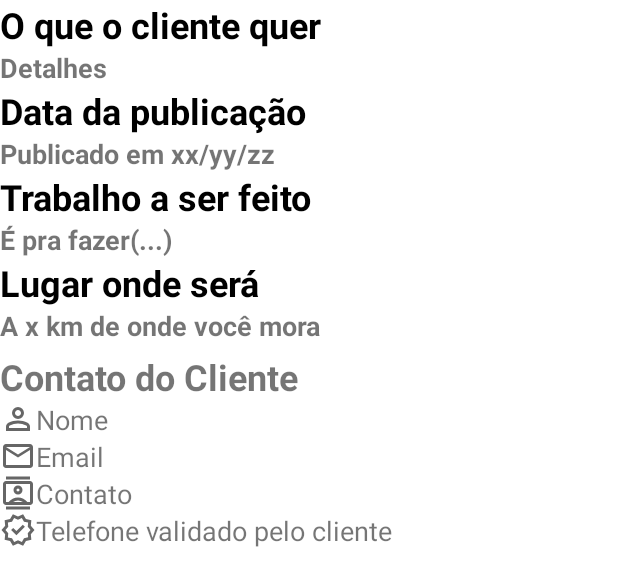
After one commit to Rian-Noronha/tuaobrapedreiro, an Android app: the layout fragment_demanda_cliente.xml on its own in the app's theme, with its tools: preview values and no code run, on a phone screen of 412 x 824 dp. The commit adds this screen. Shown: the top 586 px of the screen. Run offline under Robolectric (Android 15) with nearby library versions, the phone set to English and light mode, and no system bars.

Commit message:
[feat] Criação da Detalhes Demanda

```diff
--- a/app/src/main/java/com/rn/tuaobraparapedreiro/network/ApiService.kt
+++ b/app/src/main/java/com/rn/tuaobraparapedreiro/network/ApiService.kt
@@ -1,18 +1,22 @@
 package com.rn.tuaobraparapedreiro.network
 
 import com.rn.tuaobraparapedreiro.model.Demanda
+import com.rn.tuaobraparapedreiro.model.DemandaCliente
 import com.rn.tuaobraparapedreiro.model.Pedreiro
 import retrofit2.Call
 import retrofit2.http.Body
 import retrofit2.http.GET
 import retrofit2.http.POST
+import retrofit2.http.Path
 
 interface ApiService {
-
     @POST("/api/pedreiro")
     fun cadastrarPedreiro(@Body pedreiro: Pedreiro): Call<Void>
 
     @GET("/api/demandas")
     fun getDemandas(): Call<List<Demanda>>
 
+    @GET("/api/demandacliente/{id}")
+    fun getDemandaCliente(@Path("id") id: Long): Call<DemandaCliente>
+
 }
--- /dev/null
+++ b/app/src/main/res/drawable/ic_mail_black_24dp.xml
@@ -0,0 +1,10 @@
+<vector xmlns:android="http://schemas.android.com/apk/res/android"
+    android:width="24dp"
+    android:height="24dp"
+    android:viewportWidth="960"
+    android:viewportHeight="960"
+    android:tint="?attr/colorControlNormal">
+    <path
+        android:fillColor="@android:color/white"
+        android:pathData="M160,800Q127,800 103.5,776.5Q80,753 80,720L80,240Q80,207 103.5,183.5Q127,160 160,160L800,160Q833,160 856.5,183.5Q880,207 880,240L880,720Q880,753 856.5,776.5Q833,800 800,800L160,800ZM480,520L160,320L160,720Q160,720 160,720Q160,720 160,720L800,720Q800,720 800,720Q800,720 800,720L800,320L480,520ZM480,440L800,240L160,240L480,440ZM160,320L160,240L160,240L160,320L160,720Q160,720 160,720Q160,720 160,720L160,720Q160,720 160,720Q160,720 160,720L160,320Z"/>
+</vector>
--- /dev/null
+++ b/app/src/main/res/drawable/ic_person_black_24dp.xml
@@ -0,0 +1,10 @@
+<vector xmlns:android="http://schemas.android.com/apk/res/android"
+    android:width="24dp"
+    android:height="24dp"
+    android:viewportWidth="960"
+    android:viewportHeight="960"
+    android:tint="?attr/colorControlNormal">
+    <path
+        android:fillColor="@android:color/white"
+        android:pathData="M480,480Q414,480 367,433Q320,386 320,320Q320,254 367,207Q414,160 480,160Q546,160 593,207Q640,254 640,320Q640,386 593,433Q546,480 480,480ZM160,800L160,688Q160,654 177.5,625.5Q195,597 224,582Q286,551 350,535.5Q414,520 480,520Q546,520 610,535.5Q674,551 736,582Q765,597 782.5,625.5Q800,654 800,688L800,800L160,800ZM240,720L720,720L720,688Q720,677 714.5,668Q709,659 700,654Q646,627 591,613.5Q536,600 480,600Q424,600 369,613.5Q314,627 260,654Q251,659 245.5,668Q240,677 240,688L240,720ZM480,400Q513,400 536.5,376.5Q560,353 560,320Q560,287 536.5,263.5Q513,240 480,240Q447,240 423.5,263.5Q400,287 400,320Q400,353 423.5,376.5Q447,400 480,400ZM480,320Q480,320 480,320Q480,320 480,320Q480,320 480,320Q480,320 480,320Q480,320 480,320Q480,320 480,320Q480,320 480,320Q480,320 480,320ZM480,720L480,720Q480,720 480,720Q480,720 480,720Q480,720 480,720Q480,720 480,720Q480,720 480,720Q480,720 480,720Q480,720 480,720Q480,720 480,720L480,720Z"/>
+</vector>
--- /dev/null
+++ b/app/src/main/res/drawable/ic_verified_black_24dp.xml
@@ -0,0 +1,10 @@
+<vector xmlns:android="http://schemas.android.com/apk/res/android"
+    android:width="24dp"
+    android:height="24dp"
+    android:viewportWidth="960"
+    android:viewportHeight="960"
+    android:tint="?attr/colorControlNormal">
+    <path
+        android:fillColor="@android:color/white"
+        android:pathData="M344,900L268,772L124,740L138,592L40,480L138,368L124,220L268,188L344,60L480,118L616,60L692,188L836,220L822,368L920,480L822,592L836,740L692,772L616,900L480,842L344,900ZM378,798L480,754L584,798L640,702L750,676L740,564L814,480L740,394L750,282L640,258L582,162L480,206L376,162L320,258L210,282L220,394L146,480L220,564L210,678L320,702L378,798ZM480,480L480,480L480,480L480,480L480,480L480,480L480,480L480,480L480,480L480,480L480,480L480,480L480,480L480,480L480,480L480,480L480,480L480,480L480,480L480,480ZM438,622L664,396L608,338L438,508L352,424L296,480L438,622Z"/>
+</vector>
--- /dev/null
+++ b/app/src/main/res/layout/fragment_demanda_cliente.xml
@@ -0,0 +1,147 @@
+<?xml version="1.0" encoding="utf-8"?>
+<FrameLayout xmlns:android="http://schemas.android.com/apk/res/android"
+    xmlns:app="http://schemas.android.com/apk/res-auto"
+    xmlns:tools="http://schemas.android.com/tools"
+    android:id="@+id/fragment_demanda_cliente"
+    android:layout_width="match_parent"
+    android:layout_height="match_parent"
+    tools:context=".ui.home.DemandaClienteFragment">
+
+    <androidx.appcompat.widget.LinearLayoutCompat
+        android:layout_width="match_parent"
+        android:layout_height="match_parent"
+        android:orientation="vertical">
+
+        <TextView
+            android:layout_width="wrap_content"
+            android:layout_height="wrap_content"
+            android:text="@string/detatlhes_demanda"
+            android:textSize="24sp"
+            android:textColor="@color/black"
+            android:textStyle="bold"></TextView>
+
+        <TextView
+            android:id="@+id/txtDetalhes"
+            android:layout_width="wrap_content"
+            android:layout_height="wrap_content"
+            android:textSize="18sp"
+            android:textStyle="bold"
+            tools:text="Detalhes"></TextView>
+
+
+        <TextView
+            android:layout_width="wrap_content"
+            android:layout_height="wrap_content"
+            android:text="@string/data_publicacao_demanda"
+            android:textSize="24sp"
+            android:textColor="@color/black"
+            android:textStyle="bold"></TextView>
+
+        <TextView
+            android:id="@+id/txtDataPublicacao"
+            android:layout_width="wrap_content"
+            android:layout_height="wrap_content"
+            android:textSize="18sp"
+            android:textStyle="bold"
+            tools:text="Publicado em xx/yy/zz"></TextView>
+
+        <TextView
+            android:layout_width="wrap_content"
+            android:layout_height="wrap_content"
+            android:text="@string/trabalho_ser_feito"
+            android:textSize="24sp"
+            android:textColor="@color/black"
+            android:textStyle="bold"></TextView>
+
+        <TextView
+            android:id="@+id/txtTrabalhoASerFeito"
+            android:layout_width="wrap_content"
+            android:layout_height="wrap_content"
+            android:textSize="18sp"
+            android:textStyle="bold"
+            tools:text="É pra fazer(...)"></TextView>
+
+
+        <TextView
+            android:layout_width="wrap_content"
+            android:layout_height="wrap_content"
+            android:text="@string/local_demanda"
+            android:textSize="24sp"
+            android:textColor="@color/black"
+            android:textStyle="bold">
+        </TextView>
+
+        <TextView
+            android:id="@+id/txtLocalDemanda"
+            android:layout_width="wrap_content"
+            android:layout_height="wrap_content"
+            android:textSize="18sp"
+            android:textStyle="bold"
+            tools:text="A x km de onde você mora">
+        </TextView>
+
+
+        <androidx.appcompat.widget.LinearLayoutCompat
+            android:layout_width="match_parent"
+            android:layout_height="wrap_content"
+            android:layout_marginTop="5dp"
+            android:orientation="vertical">
+
+
+            <TextView
+                android:layout_width="wrap_content"
+                android:layout_height="wrap_content"
+                android:text="@string/contato_cliente"
+                android:textSize="24sp"
+                android:textStyle="bold">
+            </TextView>
+
+            <TextView
+                android:id="@+id/txtNomeCliente"
+                android:layout_width="wrap_content"
+                android:layout_height="wrap_content"
+                android:textSize="18sp"
+                app:drawableStartCompat="@drawable/ic_person_black_24dp"
+                tools:text="Nome"
+                >
+            </TextView>
+
+
+            <TextView
+                android:id="@+id/txtEmailCliente"
+                android:layout_width="wrap_content"
+                android:layout_height="wrap_content"
+                android:textSize="18sp"
+                app:drawableStartCompat="@drawable/ic_mail_black_24dp"
+                tools:text="Email"
+                >
+            </TextView>
+
+
+            <TextView
+                android:id="@+id/txtContatoCliente"
+                android:layout_width="wrap_content"
+                android:layout_height="wrap_content"
+                android:textSize="18sp"
+                app:drawableStartCompat="@drawable/ic_contato_black_24dp"
+                tools:text="Contato"
+                >
+            </TextView>
+
+
+            <TextView
+                android:layout_width="wrap_content"
+                android:layout_height="wrap_content"
+                android:text="@string/telefone_validado"
+                android:textSize="18sp"
+                app:drawableStartCompat="@drawable/ic_verified_black_24dp"
+                >
+            </TextView>
+
+
+        </androidx.appcompat.widget.LinearLayoutCompat>
+
+
+    </androidx.appcompat.widget.LinearLayoutCompat>
+
+</FrameLayout>
--- a/app/src/main/res/layout/fragment_home.xml
+++ b/app/src/main/res/layout/fragment_home.xml
@@ -2,6 +2,7 @@
 <androidx.constraintlayout.widget.ConstraintLayout xmlns:android="http://schemas.android.com/apk/res/android"
     xmlns:app="http://schemas.android.com/apk/res-auto"
     xmlns:tools="http://schemas.android.com/tools"
+    android:id="@+id/fragment_home"
     android:layout_width="match_parent"
     android:layout_height="match_parent"
     tools:context=".ui.home.HomeFragment">
--- a/app/src/main/res/menu/bottom_nav_menu.xml
+++ b/app/src/main/res/menu/bottom_nav_menu.xml
@@ -7,12 +7,12 @@
         android:title="@string/title_demanda" />
 
     <item
-        android:id="@+id/navigation_dashboard"
+        android:id="@+id/navigation_contato"
         android:icon="@drawable/ic_contato_black_24dp"
         android:title="@string/title_contato" />
 
     <item
-        android:id="@+id/navigation_notifications"
+        android:id="@+id/navigation_mais"
         android:icon="@drawable/ic_mais_black_24dp"
         android:title="@string/title_mais" />
 
--- a/app/src/main/res/values/strings.xml
+++ b/app/src/main/res/values/strings.xml
@@ -17,4 +17,10 @@
     <string name="btn_login">Bora</string>
     <string name="hint_contato">Contato (WhatsApp)</string>
     <string name="text_nao_tem_conta">Não tem uma conta? Cadastre-se aqui!</string>
+    <string name="detatlhes_demanda">O que o cliente quer</string>
+    <string name="data_publicacao_demanda">Data da publicação</string>
+    <string name="trabalho_ser_feito">Trabalho a ser feito</string>
+    <string name="local_demanda">Lugar onde será</string>
+    <string name="contato_cliente">Contato do Cliente</string>
+    <string name="telefone_validado">Telefone validado pelo cliente</string>
 </resources>
--- a/build.gradle.kts
+++ b/build.gradle.kts
@@ -1,5 +1,7 @@
 // Top-level build file where you can add configuration options common to all sub-projects/modules.
 plugins {
-    id("com.android.application") version "8.6.0" apply false
+    id("com.android.application") version "8.6.1" apply false
     id("org.jetbrains.kotlin.android") version "1.9.22" apply false
+    id("androidx.navigation.safeargs.kotlin") version "2.8.1" apply false
+
 }
```
Also changed, not shown: app/build.gradle.kts (+6 -1 lines), app/src/main/java/com/rn/tuaobraparapedreiro/MainActivity.kt (+7 -1 lines), app/src/main/java/com/rn/tuaobraparapedreiro/adapter/DemandaAdapter.kt (+8 -2 lines), app/src/main/java/com/rn/tuaobraparapedreiro/model/DemandaCliente.kt (added, +12 -0 lines), app/src/main/java/com/rn/tuaobraparapedreiro/ui/home/DemandaClienteFragment.kt (added, +61 -0 lines), app/src/main/java/com/rn/tuaobraparapedreiro/ui/home/DemandaClienteViewModel.kt (added, +40 -0 lines), app/src/main/java/com/rn/tuaobraparapedreiro/ui/home/HomeFragment.kt (+11 -2 lines), app/src/main/res/drawable/ic_phone_black_24dp.xml (added, +10 -0 lines), app/src/main/res/layout/item_demanda.xml (+0 -15 lines), app/src/main/res/navigation/mobile_navigation.xml (+19 -3 lines).
